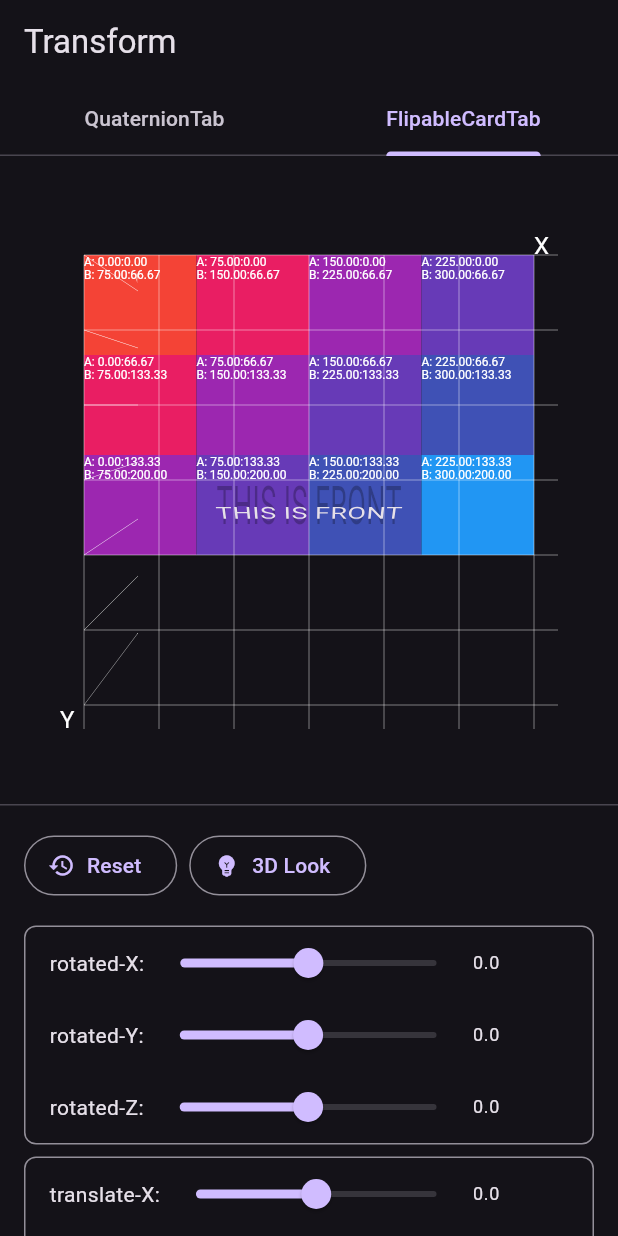
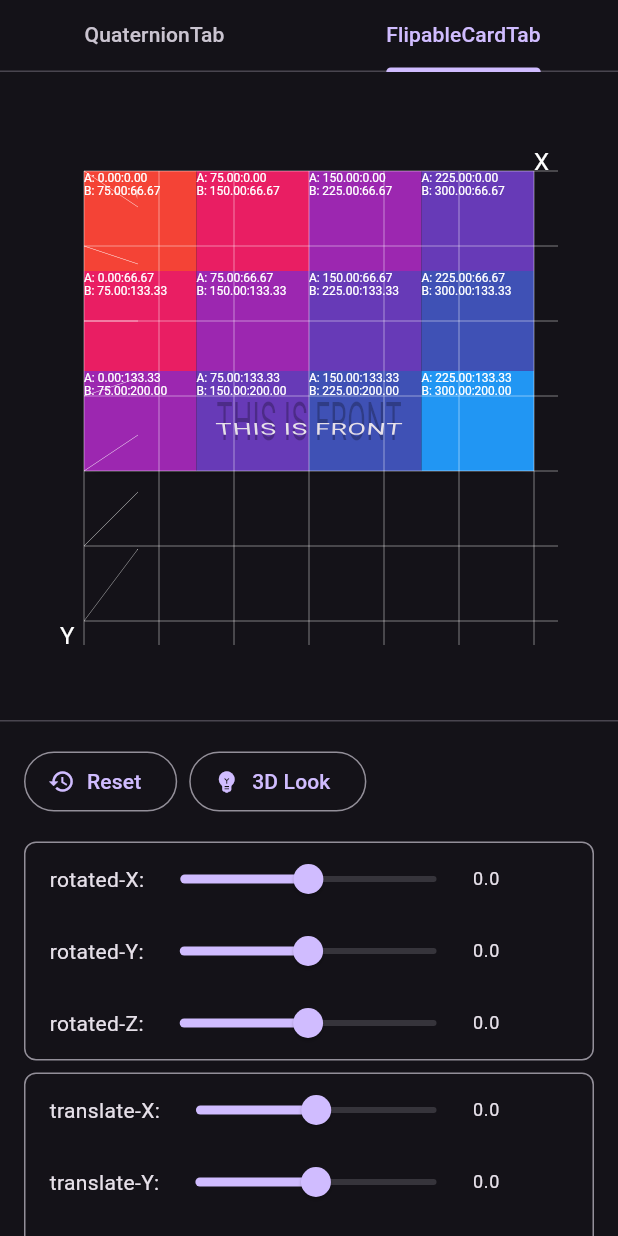
Before and after one commit to theachoem/flutter_projection, a Flutter app: the TransformPage screen opened directly, tab 2 chosen, on a phone screen of 412 x 824 dp. Run offline on Flutter 3.47's test engine with Material 3 defaults, Android fonts, the phone set to English and light mode, and no system bars.

Commit message:
combine tab

```diff
--- a/lib/pages/transform/transform_page.dart
+++ b/lib/pages/transform/transform_page.dart
@@ -15,13 +15,10 @@ class TransformPage extends StatelessWidget {
     return DefaultTabController(
       length: tabs.length,
       child: Scaffold(
-        appBar: AppBar(
-          title: const Text("Transform"),
-          bottom: TabBar(
-            tabs: tabs.map((e) {
-              return Tab(text: e.runtimeType.toString());
-            }).toList(),
-          ),
+        appBar: TabBar(
+          tabs: tabs.map((e) {
+            return Tab(text: e.runtimeType.toString());
+          }).toList(),
         ),
         body: TabBarView(children: tabs),
       ),
```
Also changed, not shown: lib/app.dart (+47 -1 lines), lib/pages/custom_paints/custom_paints_page.dart (+4 -7 lines).
